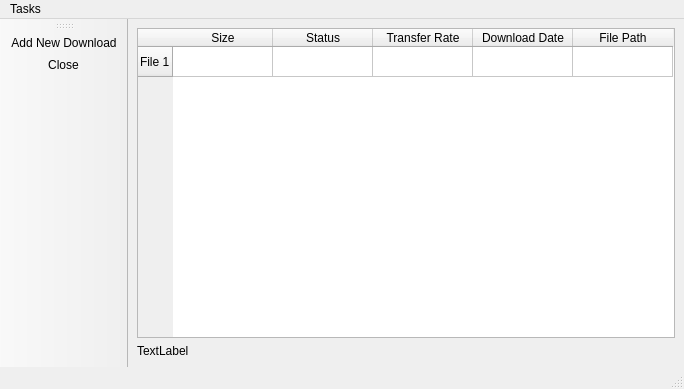
Above: qdman.ui from Yovsky/Quantum before the change. Below: the same form after it.
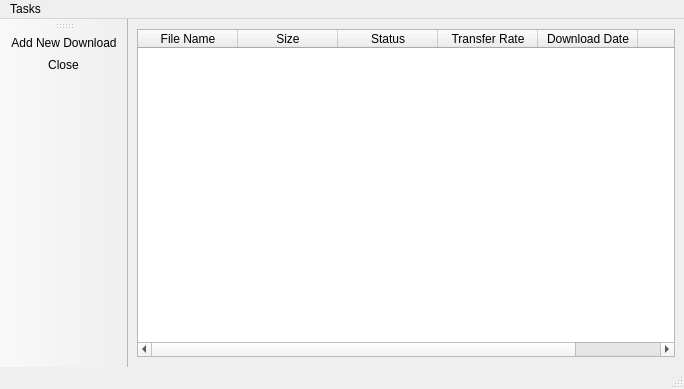
That is the form after the change. Icons and pictures are not drawn.

Commit message: Added download list

```diff
--- a/qdman.ui
+++ b/qdman.ui
@@ -17,8 +17,8 @@
    <bool>false</bool>
   </property>
   <widget class="QWidget" name="centralwidget">
-   <layout class="QFormLayout" name="formLayout">
-    <item row="0" column="0" colspan="2">
+   <layout class="QGridLayout" name="gridLayout">
+    <item row="0" column="0">
      <widget class="QTableWidget" name="tableWidget">
       <property name="maximumSize">
        <size>
@@ -26,11 +26,11 @@
         <height>328</height>
        </size>
       </property>
-      <row>
+      <column>
        <property name="text">
-        <string>File 1</string>
+        <string>File Name</string>
        </property>
-      </row>
+      </column>
       <column>
        <property name="text">
         <string>Size</string>
@@ -53,18 +53,11 @@
       </column>
       <column>
        <property name="text">
-        <string>File Path</string>
+        <string>Path</string>
        </property>
       </column>
      </widget>
     </item>
-    <item row="1" column="0">
-     <widget class="QLabel" name="nuh">
-      <property name="text">
-       <string>TextLabel</string>
-      </property>
-     </widget>
-    </item>
    </layout>
   </widget>
   <widget class="QMenuBar" name="menubar">
```
The commit also changes 1 other file.
